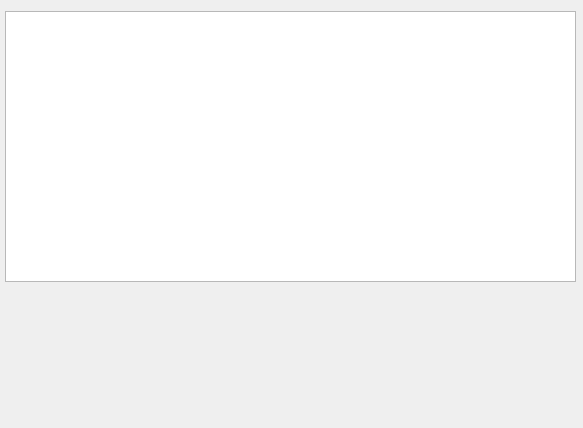
Before: the Qt Designer form name_form2.ui in TrinhLab/CASPERapp, drawn with Qt 5.
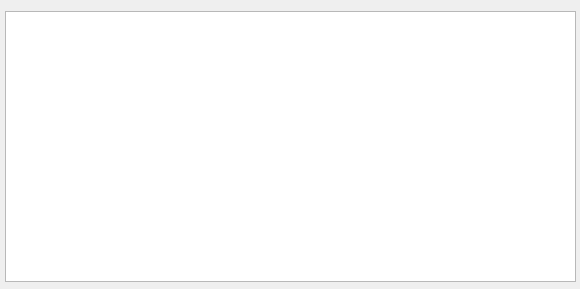
After: the same form once the commit is applied.

Commit message: numerous tweaks for pop analysis and closing window. see google docs for specifics

Diff of the .ui file:
```diff
--- a/name_form2.ui
+++ b/name_form2.ui
@@ -6,8 +6,8 @@
    <rect>
     <x>0</x>
     <y>0</y>
-    <width>583</width>
-    <height>428</height>
+    <width>580</width>
+    <height>289</height>
    </rect>
   </property>
   <property name="windowTitle">
```
Left out of the diff: 2 changed lines with no effect on the pictures. The commit also changes 5 other files.
